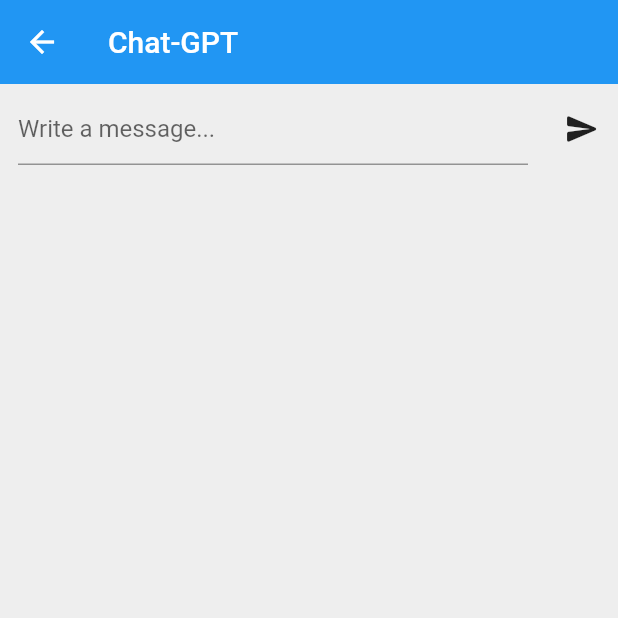
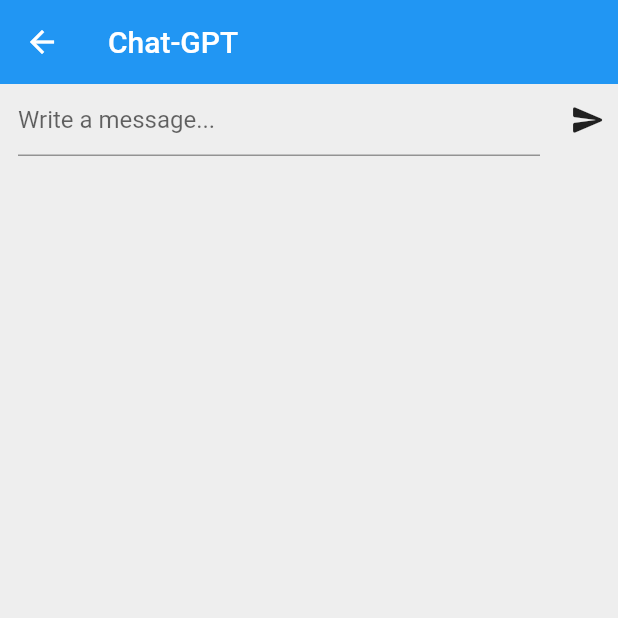
Before and after one commit to derekcoder/oneapp, a Flutter app: the _ChatgptView screen opened directly, on a phone screen of 412 x 824 dp, the top half of it. Run offline on Flutter 3.47's test engine with Material 2 defaults, Android fonts, the light colour scheme and no system bars.

Commit message:
Update UI

```diff
--- a/lib/services/backend/backend_query.dart
+++ b/lib/services/backend/backend_query.dart
@@ -54,7 +54,7 @@
         generateApiUri(endpoint),
         headers: {
           HttpHeaders.authorizationKey:
-              'Bearer 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',
+              'Bearer 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',
           HttpHeaders.acceptKey: 'application/json',
           HttpHeaders.contentTypeKey: 'application/json',
           ...?additionalHeaders,
--- a/lib/subapps/chatgpt_page.dart
+++ b/lib/subapps/chatgpt_page.dart
@@ -1,3 +1,4 @@
+import 'package:flutter/cupertino.dart';
 import 'package:flutter/material.dart';
 import 'package:oneapp/models/chat.dart';
 import 'package:oneapp/services/backend/chatgpt_api.dart';
@@ -37,9 +38,10 @@
                     child: Padding(
                       padding: const EdgeInsets.symmetric(
                         horizontal: 12,
-                        vertical: 6,
                       ),
                       child: TextField(
+                        enabled: !viewModel.sending,
+                        textCapitalization: TextCapitalization.sentences,
                         controller: viewModel.chatController,
                         decoration: const InputDecoration(
                           // border: OutlineInputBorder(),
@@ -48,15 +50,21 @@
                       ),
                     ),
                   ),
-                  IconButton(
-                    onPressed: () => viewModel.askQuestion(),
-                    icon: const Icon(Icons.send_rounded),
+                  SizedBox(
+                    width: 40,
+                    child: viewModel.sending
+                        ? const CupertinoActivityIndicator()
+                        : IconButton(
+                            onPressed: () => viewModel.askQuestion(),
+                            icon: const Icon(Icons.send_rounded),
+                          ),
                   ),
                 ],
               ),
               // const Divider(),
               Expanded(
                 child: ListView.separated(
+                  padding: const EdgeInsets.symmetric(vertical: 16),
                   itemCount: viewModel.chats.length,
                   itemBuilder: (context, index) {
                     final chat = viewModel.chats[index];
@@ -95,15 +103,21 @@
   final _chats = <Chat>[];
   List<Chat> get chats => List.unmodifiable(_chats.reversed);
 
+  bool _sending = false;
+  bool get sending => _sending;
+
   Future<void> askQuestion() async {
     final content = chatController.text;
     final question = Chat(role: Role.user, content: content);
     _chats.add(question);
     chatController.text = '';
+    _sending = true;
+
     notifyListeners();
 
     final answer = await api.ask(_chats);
     _chats.add(answer);
+    _sending = false;
     notifyListeners();
   }
 }
--- a/pubspec.yaml
+++ b/pubspec.yaml
@@ -19,7 +19,7 @@
 version: 1.0.0+1
 
 environment:
-  sdk: '>=2.19.3 <3.0.0'
+  sdk: '>=2.18.6 <3.0.0'
 
 # Dependencies specify other packages that your package needs in order to work.
 # To automatically upgrade your package dependencies to the latest versions
```
Also changed, not shown: pubspec.lock.
